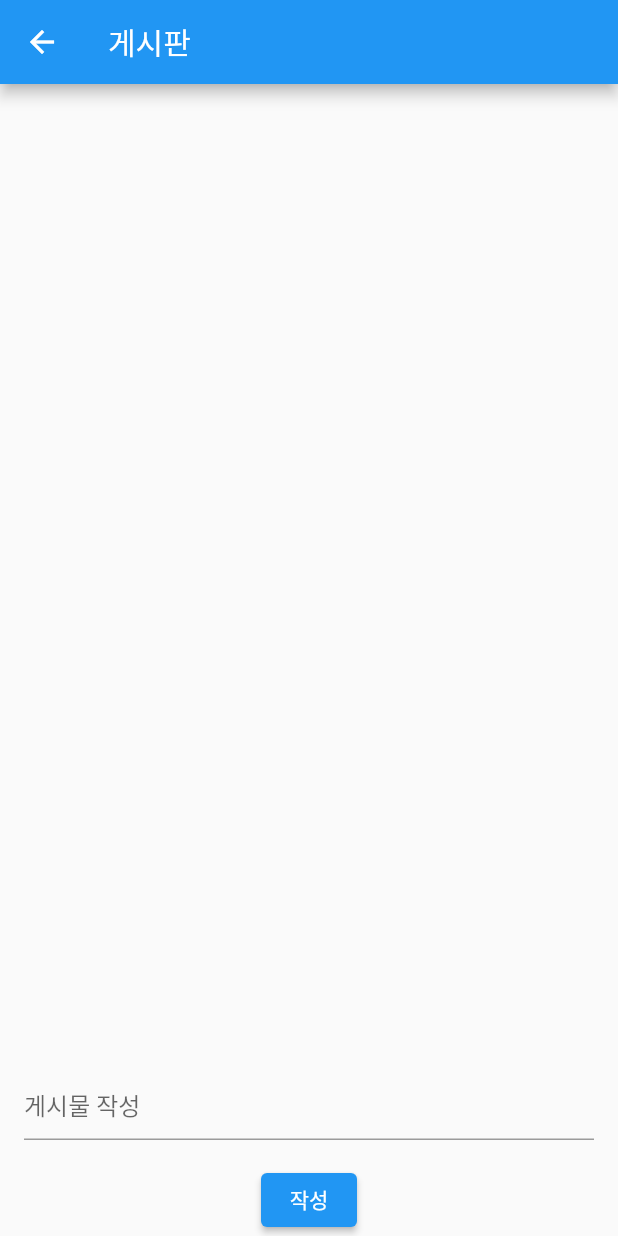
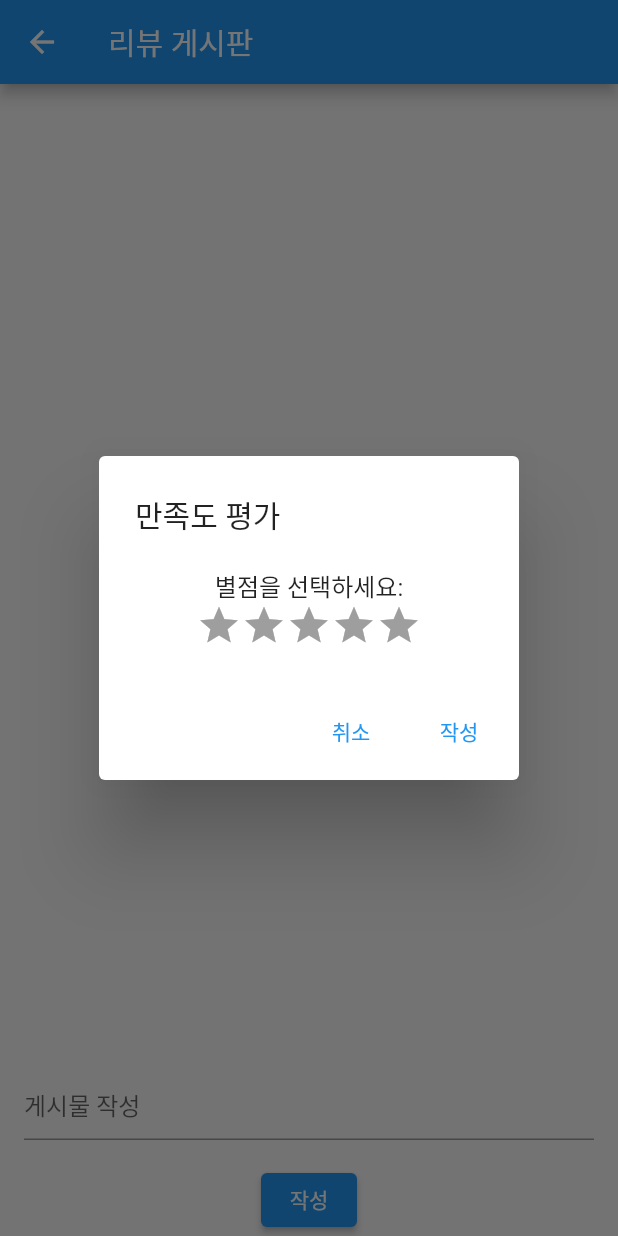
Before and after one commit to moaangel/OOTDfu, a Flutter app: the NotePage screen opened directly, after a tap on "작성", on a phone screen of 412 x 824 dp. Run offline on Flutter 3.47's test engine with Material 2 defaults, Android fonts, the phone set to English and light mode, and no system bars; drawn by our look-alikes of flutter_rating_bar; our stand-ins replace cloud_firestore, firebase_auth, firebase_core, flutter_spinkit, flutter_svg, geolocator and 4 more; missing offline and left inert: dart:js; accounts and stored records are empty; network calls fail.

Commit message:
=별점시스템

```diff
--- a/lib/screens/note_screen.dart
+++ b/lib/screens/note_screen.dart
@@ -1,38 +1,104 @@
+import 'dart:js';
+
 import 'package:firebase_auth/firebase_auth.dart';
 import 'package:flutter/material.dart';
 import 'package:cloud_firestore/cloud_firestore.dart';
 import 'package:intl/intl.dart';
+import 'package:flutter_rating_bar/flutter_rating_bar.dart';
 
 
 class NotePage extends StatelessWidget {
   final TextEditingController _postController = TextEditingController();
   final User? user = FirebaseAuth.instance.currentUser; // user 변수 선언 및 초기화
+  int selectedRating = 0;
 
-  Future<void> _addPost() async {
+  Future<void> _addPost(int selectedRating) async {
     if (user != null) {
       if (_postController.text.isNotEmpty) {
         await FirebaseFirestore.instance.collection('posts').add({
           'content': _postController.text.trim(),
           'timestamp': DateTime.now().toLocal(),
           'userId': user!.email,
+          'rating': selectedRating, // 추가된 부분
         });
         _postController.clear();
       }
     }
   }
 
-  Future<void> _deletePost(String documentId) async {
-    await FirebaseFirestore.instance.collection('posts')
-        .doc(documentId)
-        .delete();
+
+  Future<void> _deletePost(BuildContext context, String documentId, String postUserId) async {
+    if (user != null && user!.email == postUserId) {
+      await FirebaseFirestore.instance.collection('posts')
+          .doc(documentId)
+          .delete();
+    } else {
+      // 권한이 없는 경우 처리
+      ScaffoldMessenger.of(context).showSnackBar(
+        SnackBar(
+          content: Text('글을 삭제할 권한이 없습니다.'),
+        ),
+      );
+    }
   }
+
+
 
 
   @override
   Widget build(BuildContext context) {
+    void _showReviewDialog() {
+      showDialog(
+        context: context,
+        builder: (BuildContext context) {
+          int selectedRating = 0; // 사용자가 선택한 별점을 저장하는 변수
+
+          return AlertDialog(
+            title: Text('만족도 평가'),
+            content: Column(
+              mainAxisSize: MainAxisSize.min,
+              children: [
+                Text('별점을 선택하세요:'),
+                // 별점 선택 위젯
+                RatingBar.builder(
+                  initialRating: 0,
+                  minRating: 1,
+                  direction: Axis.horizontal,
+                  allowHalfRating: false,
+                  itemCount: 5,
+                  itemSize: 30.0,
+                  itemBuilder: (context, _) => Icon(
+                    Icons.star,
+                    color: Colors.amber,
+                  ),
+                  onRatingUpdate: (rating) {
+                    selectedRating = rating.toInt();
+                  },
+                ),
+              ],
+            ),
+            actions: [
+              TextButton(
+                onPressed: () {
+                  Navigator.pop(context);
+                },
+                child: Text('취소'),
+              ),
+              TextButton(
+                onPressed: () {
+                  _addPost(selectedRating);
+                  Navigator.pop(context);
+                },
+                child: Text('작성'),
+              ),
+            ],
+          );
+        },
+      );
+    }
     return Scaffold(
       appBar: AppBar(
-        title: Text('게시판'),
+        title: Text('리뷰 게시판'),
       ),
       body: Column(
         children: [
@@ -57,14 +123,26 @@ class NotePage extends StatelessWidget {
                     Map<String, dynamic> data = document.data()! as Map<String, dynamic>;
                     return ListTile(
                       title: Text(data['content']),
-                      subtitle: Text(DateFormat('yyyy-MM-dd HH:mm:ss').format(data['timestamp'].toDate())),
+                      subtitle: Column(
+                        crossAxisAlignment: CrossAxisAlignment.start,
+                        children: [
+                          Text(DateFormat('yyyy-MM-dd HH:mm:ss').format(data['timestamp'].toDate())),
+                          // 별점 표시
+                          Row(
+                            children: [
+                              Icon(Icons.star, color: Colors.amber),
+                              Text(' ${data['rating'] ?? 'N/A'}'), // 별점이 없는 경우 'N/A'를 표시
+                            ],
+                          ),
+                        ],
+                      ),
                       trailing: IconButton(
                         icon: Icon(Icons.delete),
-                        onPressed: () => _deletePost(document.id),
+                        onPressed: () => _deletePost(context, document.id, data['userId']),
                       ),
-                      // 작성자 표시
-                      leading: Text(user?.email ?? 'Unknown'),
+                      leading: Text(data['userId'] ?? 'Unknown'),
                     );
+
                   },
                 );
               },
@@ -81,10 +159,12 @@ class NotePage extends StatelessWidget {
           ),
           ElevatedButton(
             child: Text('작성'),
-            onPressed: _addPost,
+            onPressed: () => _showReviewDialog(),
           ),
+
         ],
       ),
     );
   }
+
 }
--- a/pubspec.yaml
+++ b/pubspec.yaml
@@ -39,6 +39,7 @@ dependencies:
   intl: ^0.17.0
   flutter_spinkit: ^5.1.0
   permission_handler: ^10.2.0
+  flutter_rating_bar: ^4.0.0
   fluttertoast: ^8.0.9
   http_parser: ^4.0.0
   plugin_platform_interface: ^2.0.1
```
Also changed, not shown: pubspec.lock.
